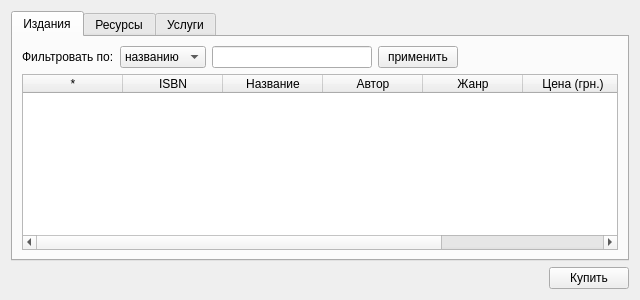
Qt form eclient.ui (werwolf/ExLibris) before a commit.
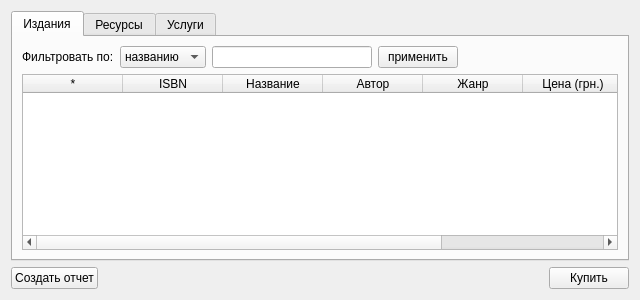
The same form after that commit.

```diff
--- a/eclient.ui
+++ b/eclient.ui
@@ -355,6 +355,13 @@
    </item>
    <item>
     <layout class="QHBoxLayout" name="horizontalLayout_3">
+     <item>
+      <widget class="QPushButton" name="report_btn">
+       <property name="text">
+        <string>Создать отчет</string>
+       </property>
+      </widget>
+     </item>
      <item>
       <spacer name="horizontalSpacer_5">
        <property name="orientation">
```
